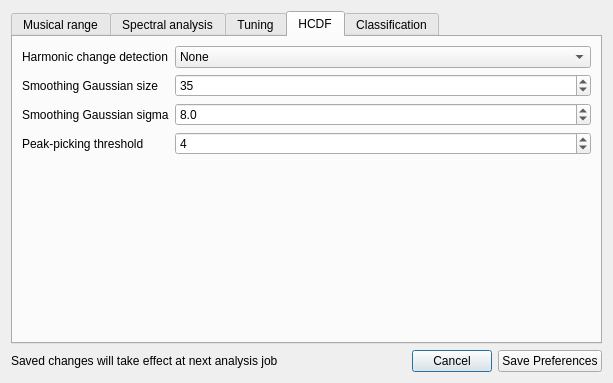
Before: the Qt Designer form prefsdialog.ui in ibsh/is_KeyFinder, drawn with Qt 5.
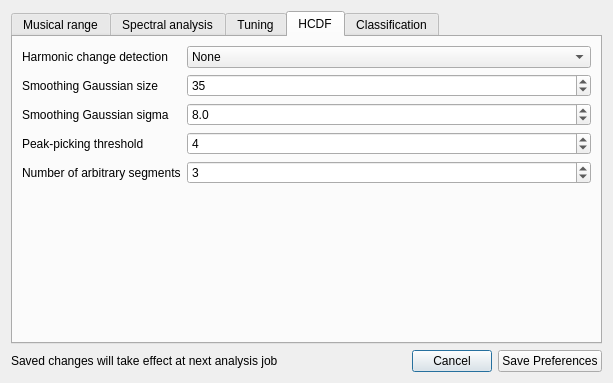
After: the same form once the commit is applied. The open tabs and pages were chosen to show the change.

Commit message: Added arbitrary segmentation algorithm

```diff
--- a/prefsdialog.ui
+++ b/prefsdialog.ui
@@ -516,6 +516,26 @@
          </property>
         </widget>
        </item>
+       <item row="4" column="1">
+        <widget class="QSpinBox" name="hcdfArbitrarySegments">
+         <property name="minimum">
+          <number>1</number>
+         </property>
+         <property name="maximum">
+          <number>10</number>
+         </property>
+         <property name="value">
+          <number>3</number>
+         </property>
+        </widget>
+       </item>
+       <item row="4" column="0">
+        <widget class="QLabel" name="lbl_hcdfArbitrarySegments">
+         <property name="text">
+          <string>Number of arbitrary segments</string>
+         </property>
+        </widget>
+       </item>
       </layout>
      </widget>
      <widget class="QWidget" name="tab4classn">
```
Left out of the diff: 5 changed lines with no effect on the pictures. The commit also changes 7 other files.
